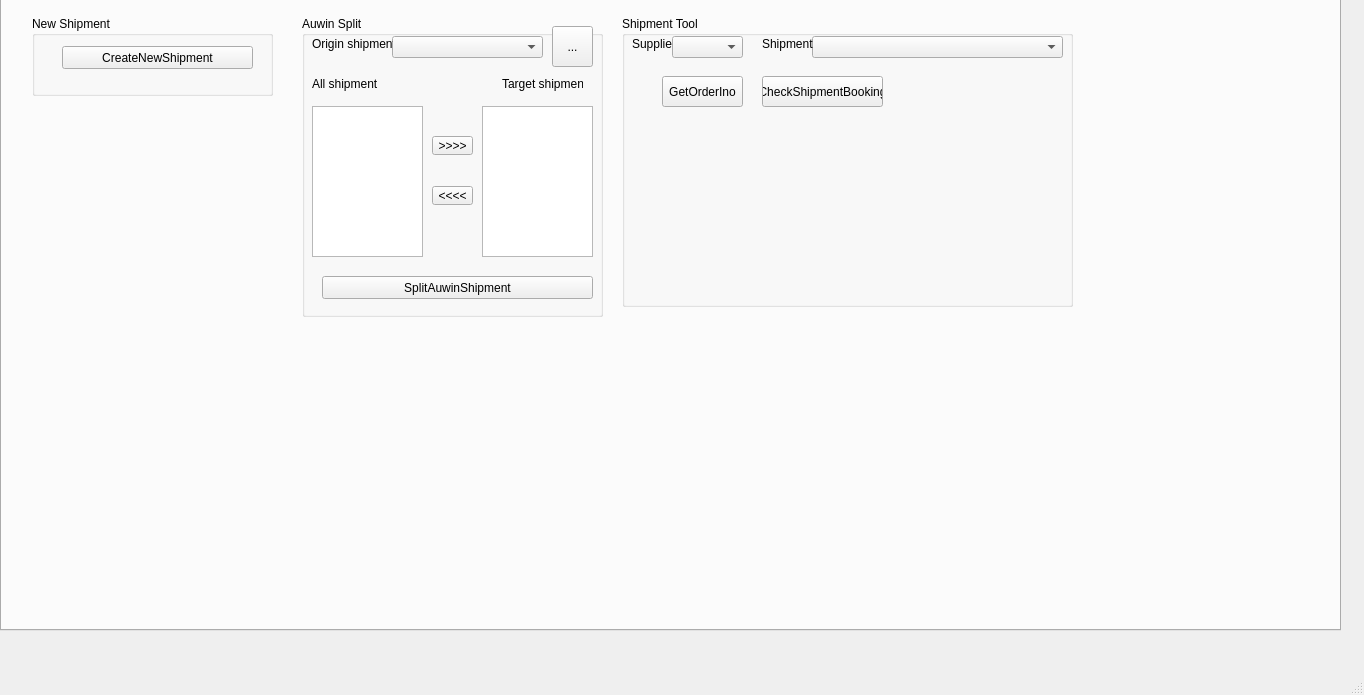
Before: the Qt Designer form TISDesk/TIS_mainwindow.ui in GdRaymond/TISProduction, drawn with Qt 5.
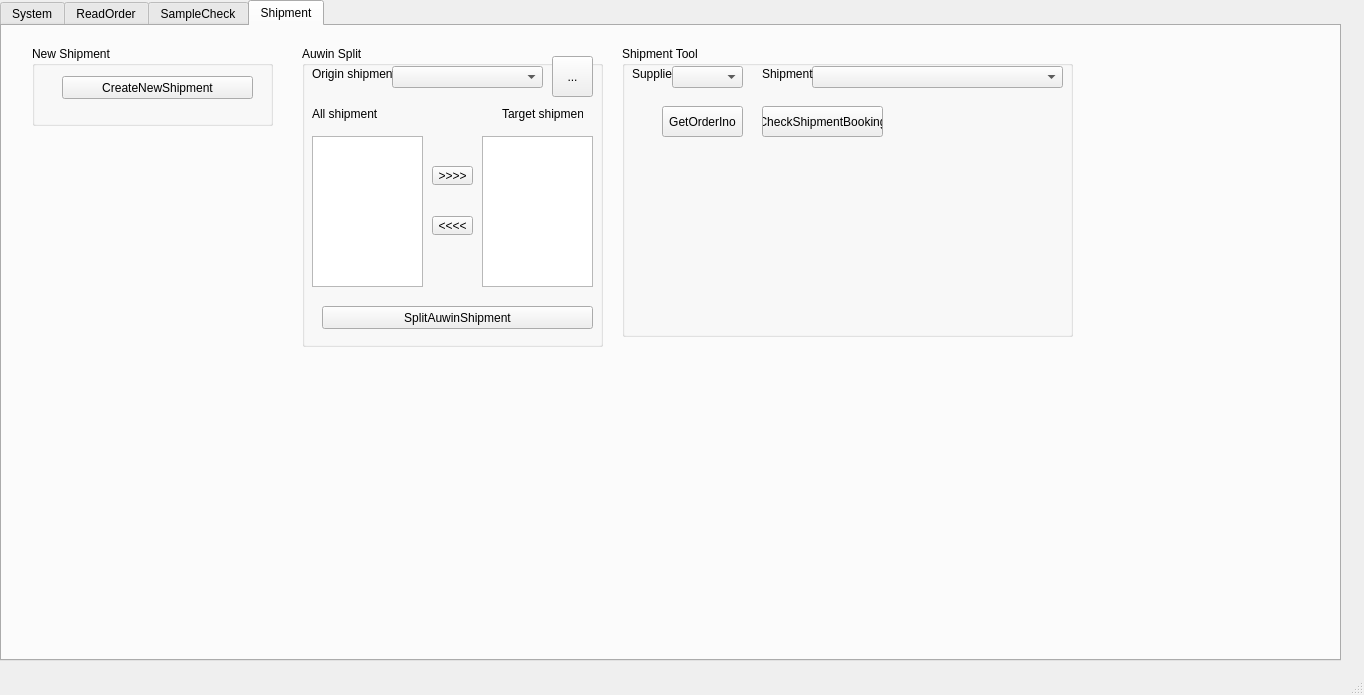
After: the same form once the commit is applied. Icons and pictures are not drawn.

```diff
--- a/TISDesk/TIS_mainwindow.ui
+++ b/TISDesk/TIS_mainwindow.ui
@@ -22,7 +22,7 @@
     <property name="geometry">
      <rect>
       <x>0</x>
-      <y>-30</y>
+      <y>0</y>
       <width>1341</width>
       <height>661</height>
      </rect>
```
